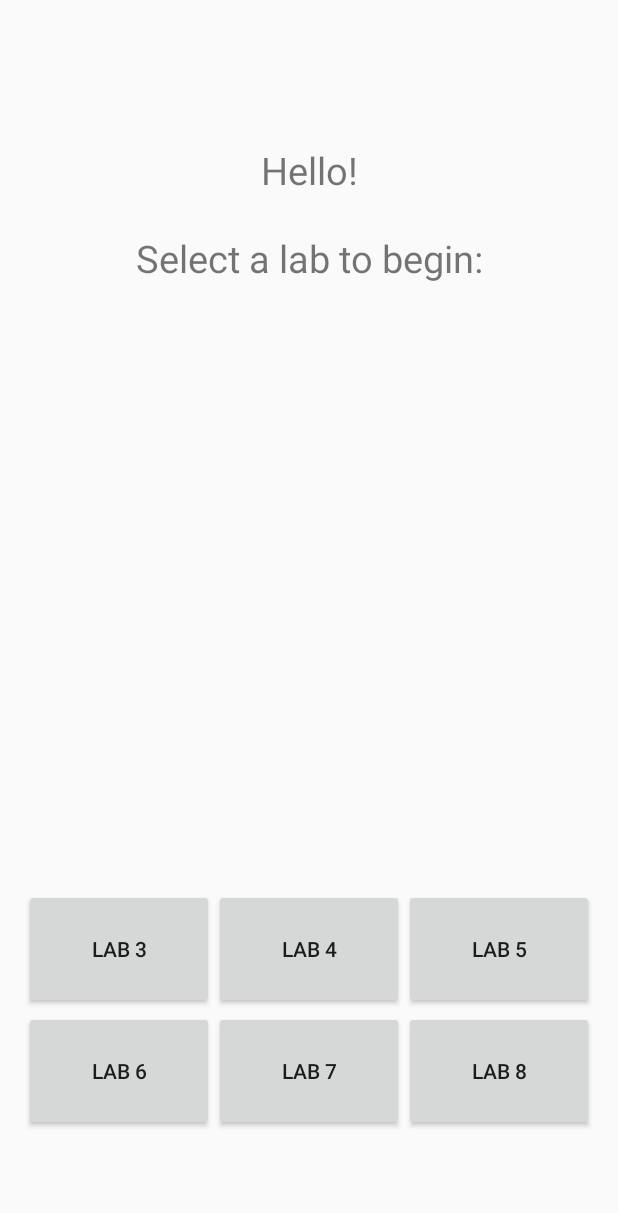
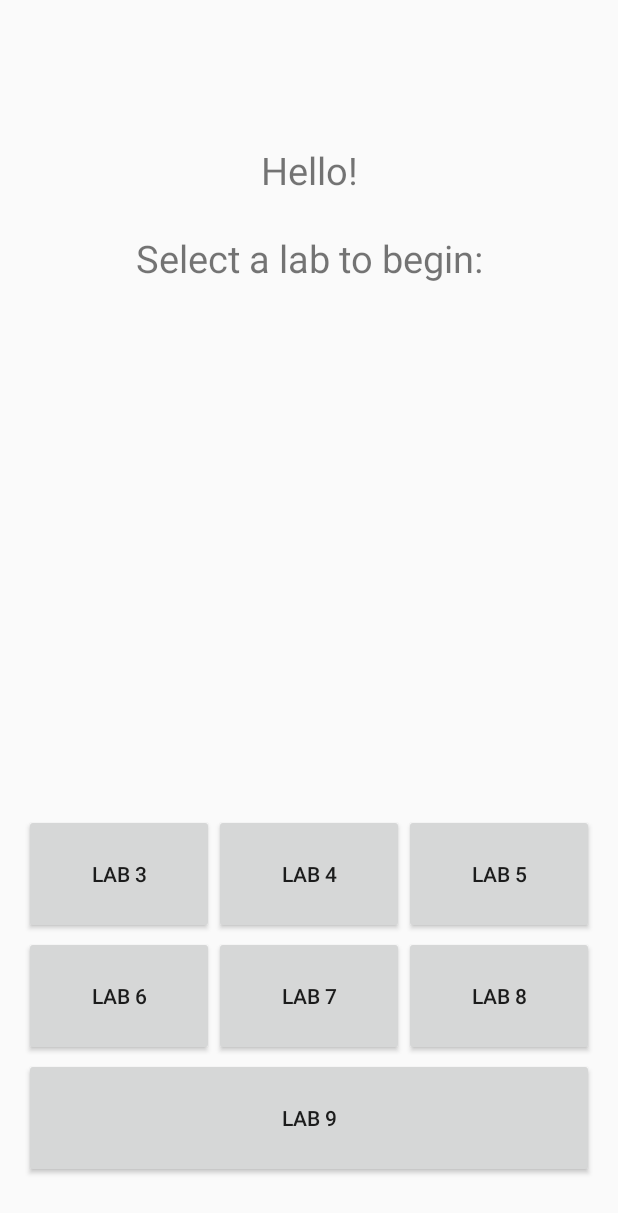
Before and after one commit to prashakar/mobile-development, an Android app: the screen it shows after launch (MainActivity), on a phone screen of 412 x 824 dp. Shown: the top 1213 px of the screen. Run offline under Robolectric (Android 15) with nearby library versions, the light colour scheme and no system bars.

Commit message:
completed lab 9

```diff
--- a/app/build.gradle
+++ b/app/build.gradle
@@ -5,7 +5,7 @@ android {
     buildToolsVersion "24.0.2"
     defaultConfig {
         applicationId "com.example.prash.mobile_labs"
-        minSdkVersion 15
+        minSdkVersion 23
         targetSdkVersion 24
         versionCode 1
         versionName "1.0"
@@ -25,5 +25,6 @@ dependencies {
         exclude group: 'com.android.support', module: 'support-annotations'
     })
     compile 'com.android.support:appcompat-v7:24.2.1'
+    compile 'com.google.android.gms:play-services:9.6.1'
     testCompile 'junit:junit:4.12'
 }
--- a/app/src/main/java/com/example/prash/mobile_labs/MainActivity.java
+++ b/app/src/main/java/com/example/prash/mobile_labs/MainActivity.java
@@ -48,6 +48,11 @@ public class MainActivity extends AppCompatActivity {
                 startActivity(intent);
                 Log.v("switch_activity","lab8");
                 break;
+            case "lab9":
+                intent = new Intent(this, Lab9MapsActivity.class);
+                startActivity(intent);
+                Log.v("switch_activity","lab9");
+                break;
         }
 
     }
--- a/app/src/main/res/layout/activity_main.xml
+++ b/app/src/main/res/layout/activity_main.xml
@@ -22,7 +22,7 @@
     <LinearLayout
         android:layout_width="match_parent"
         android:layout_height="wrap_content"
-        android:layout_marginBottom="135dp"
+        android:layout_marginBottom="185dp"
         android:layout_alignParentBottom="true"
         android:layout_alignParentLeft="true"
         android:layout_alignParentStart="true"
@@ -54,6 +54,7 @@
         android:layout_width="match_parent"
         android:layout_height="wrap_content"
         android:layout_alignTop="@+id/linearLayout"
+        android:id="@+id/linearLayout2"
         android:layout_alignParentLeft="true"
         android:layout_alignParentStart="true"
         android:layout_marginTop="81dp">
@@ -78,5 +79,22 @@
             android:layout_width="wrap_content"
             android:layout_height="80dp"
             android:layout_weight="1"/>
+
+    </LinearLayout>
+    <LinearLayout
+        android:layout_width="match_parent"
+        android:layout_height="wrap_content"
+        android:layout_alignTop="@+id/linearLayout2"
+        android:layout_alignParentLeft="true"
+        android:layout_alignParentStart="true"
+        android:layout_marginTop="81dp">
+
+        <Button
+            android:onClick="openLab"
+            android:tag="lab9"
+            android:text="@string/lab9_btn"
+            android:layout_width="wrap_content"
+            android:layout_height="80dp"
+            android:layout_weight="1"/>
     </LinearLayout>
 </RelativeLayout>
```
Also changed, not shown: app/src/debug/res/values/google_maps_api.xml (added, +21 -0 lines), app/src/main/AndroidManifest.xml (+18 -2 lines), app/src/main/java/com/example/prash/mobile_labs/Lab9MapsActivity.java (added, +187 -0 lines), app/src/main/res/layout/map_lab9.xml (added, +8 -0 lines), app/src/main/res/values/strings.xml (+10 -0 lines), 1 other file.
